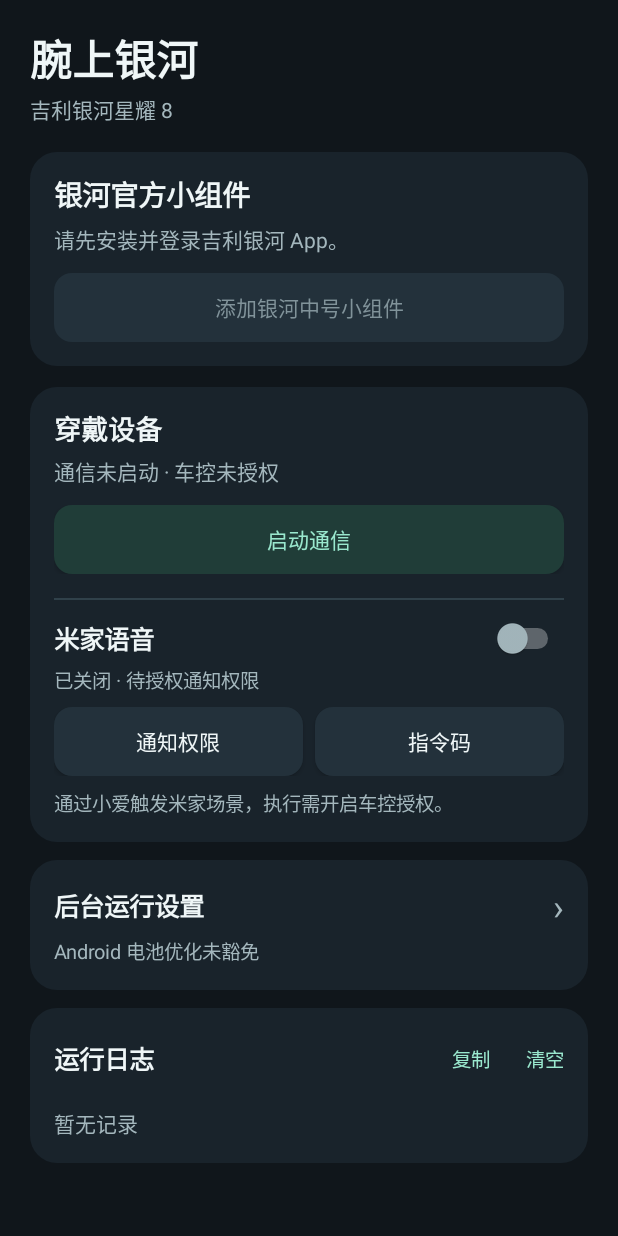
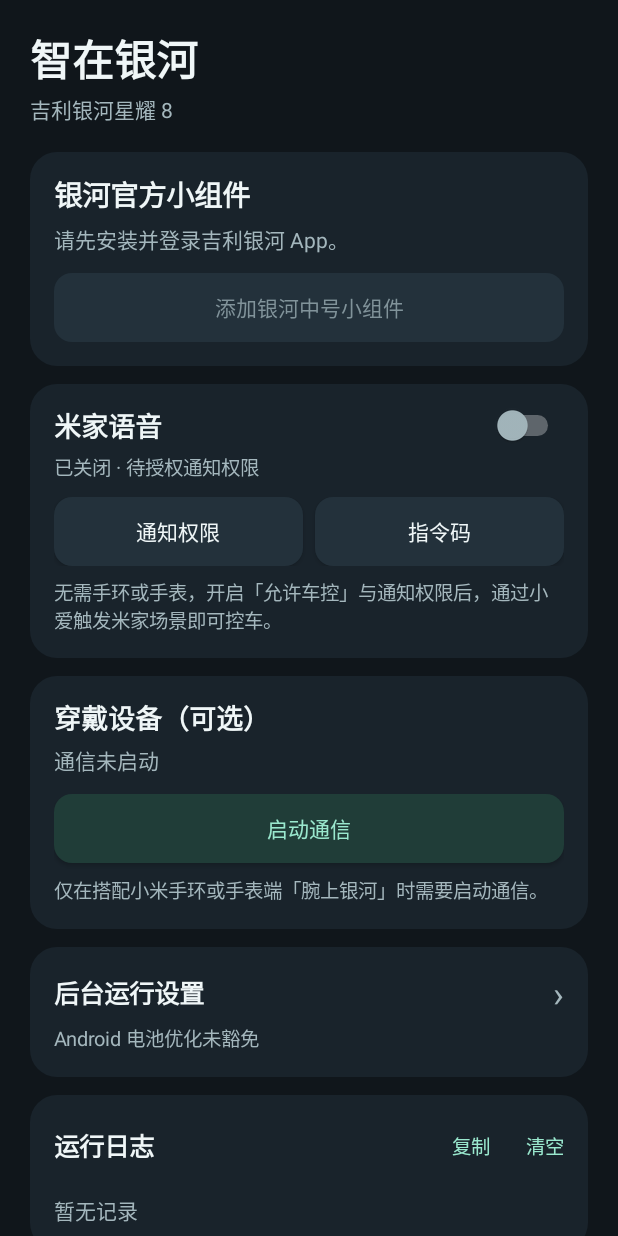
Before and after one commit to chashaobao/geely-band-control, an Android app: the screen it shows after launch (MainActivity), on a phone screen of 412 x 824 dp. Run offline under Robolectric (Android 15) with nearby library versions, the phone set to English and light mode, and no system bars; libraries missing offline, so code that uses them is left out: com.xiaomi.xms.

Commit message:
Rename phone app to 智在银河 and decouple car control & voice from wearable link (v0.1.27)

```diff
--- a/android/app/build.gradle
+++ b/android/app/build.gradle
@@ -18,8 +18,8 @@ android {
         applicationId 'com.garage.bandcontrol'
         minSdk 28
         targetSdk 35
-        versionCode 27
-        versionName '0.1.26'
+        versionCode 28
+        versionName '0.1.27'
     }
 
     signingConfigs {
--- a/android/app/src/main/java/com/garage/bandcontrol/BandService.java
+++ b/android/app/src/main/java/com/garage/bandcontrol/BandService.java
@@ -16,12 +16,11 @@ public final class BandService extends Service {
 
     @Override public int onStartCommand(Intent intent, int flags, int startId) {
         if (intent != null && STOP.equals(intent.getAction())) {
-            ((GarageApp) getApplication()).disarm();
             stopSelf();
             return START_NOT_STICKY;
         }
         NotificationManager manager = getSystemService(NotificationManager.class);
-        manager.createNotificationChannel(new NotificationChannel(CHANNEL, "手环通信", NotificationManager.IMPORTANCE_LOW));
+        manager.createNotificationChannel(new NotificationChannel(CHANNEL, "穿戴设备通信", NotificationManager.IMPORTANCE_LOW));
         int pendingFlags = PendingIntent.FLAG_IMMUTABLE | PendingIntent.FLAG_UPDATE_CURRENT;
         PendingIntent open = PendingIntent.getActivity(this, 0, new Intent(this, MainActivity.class), pendingFlags);
         PendingIntent stop = PendingIntent.getService(this, 0,
@@ -29,7 +28,7 @@ public final class BandService extends Service {
         Notification notice = new Notification.Builder(this, CHANNEL)
                 .setSmallIcon(R.drawable.ic_garage)
                 .setContentTitle(getString(R.string.app_name))
-                .setContentText("正在运行手机端手环通信")
+                .setContentText("正在运行穿戴设备通信")
                 .setContentIntent(open)
                 .setOngoing(true)
                 .addAction(new Notification.Action.Builder(Icon.createWithResource(this, R.drawable.ic_garage),
--- /dev/null
+++ b/android/app/src/main/java/com/garage/bandcontrol/ControlPolicy.java
@@ -0,0 +1,24 @@
+package com.garage.bandcontrol;
+
+/**
+ * Pure-Java policy rules decoupling vehicle control authorization and voice dispatch from wearable links.
+ */
+final class ControlPolicy {
+    private ControlPolicy() {}
+
+    static boolean canArm(boolean hasCard, boolean hasReadyControl) {
+        return hasCard && hasReadyControl;
+    }
+
+    static boolean shouldListenWidgets(boolean screenVisible, boolean wearServiceRunning,
+                                       boolean voiceEnabled, boolean armed) {
+        return screenVisible || wearServiceRunning || (voiceEnabled && armed);
+    }
+
+    static String liveControlNotice(String pauseMessage, boolean requireWearService,
+                                    boolean wearServiceRunning, boolean armed) {
+        if (pauseMessage != null && !pauseMessage.isEmpty()) return pauseMessage;
+        if (requireWearService && !wearServiceRunning) return "请先启动手机端穿戴通信";
+        return armed ? "" : "请在手机点击「允许车控」";
+    }
+}
--- a/android/app/src/main/java/com/garage/bandcontrol/MainActivity.java
+++ b/android/app/src/main/java/com/garage/bandcontrol/MainActivity.java
@@ -61,9 +61,11 @@ public final class MainActivity extends Activity {
     private FrameLayout widgetContainer;
     private LinearLayout setupPanel;
     private TextView setupStatus;
+    private TextView controlStatus;
     private TextView linkStatus;
     private LinearLayout logRows;
     private String renderedLogs = "";
+    private LinearLayout controlPanel;
     private TextView mappingStatus;
     private TextView batteryStatus;
     private TextView voiceStatus;
@@ -152,36 +154,25 @@ public final class MainActivity extends Activity {
         add(setupPanel, addWidget, 12);
         add(screen, setupPanel, 18);
 
-        LinearLayout bandPanel = panel();
-        LinearLayout bandHeader = row();
-        bandHeader.addView(text("穿戴设备", 18, INK, true), new LinearLayout.LayoutParams(0, -2, 1));
+        controlPanel = panel();
+        LinearLayout controlHeader = row();
+        controlHeader.addView(text("车控授权", 18, INK, true), new LinearLayout.LayoutParams(0, -2, 1));
         mappingStatus = text("", 13, MINT, true);
-        bandHeader.addView(mappingStatus);
-        add(bandPanel, bandHeader, 0);
+        controlHeader.addView(mappingStatus);
+        add(controlPanel, controlHeader, 0);
 
-        linkStatus = text("", 14, MUTED, false);
-        add(bandPanel, linkStatus, 4);
-        connection = button("启动通信", this::toggleService);
+        controlStatus = text("", 14, MUTED, false);
+        add(controlPanel, controlStatus, 4);
         liveControl = button("允许车控", this::toggleControl);
-        LinearLayout bandActions = row();
-        bandActions.addView(connection, new LinearLayout.LayoutParams(0, -2, 1));
-        LinearLayout.LayoutParams controlBounds = new LinearLayout.LayoutParams(0, -2, 1);
-        controlBounds.setMarginStart(dp(8));
-        bandActions.addView(liveControl, controlBounds);
-        add(bandPanel, bandActions, 12);
-        authorize = button("授权小米设备通信", () -> app.link.authorize());
-        add(bandPanel, authorize, 8);
-
+        add(controlPanel, liveControl, 12);
         phoneConfirmation = button("处理银河官方确认", this::showOfficialConfirmation);
         phoneConfirmation.setActivated(true);
-        add(bandPanel, phoneConfirmation, 8);
-        View divider = new View(this);
-        divider.setBackgroundColor(0xff30414a);
-        LinearLayout.LayoutParams dividerBounds = new LinearLayout.LayoutParams(-1, dp(1));
-        dividerBounds.setMargins(0, dp(16), 0, dp(12));
-        bandPanel.addView(divider, dividerBounds);
+        add(controlPanel, phoneConfirmation, 8);
+        add(screen, controlPanel, 14);
+
+        LinearLayout voicePanel = panel();
         LinearLayout voiceHeader = row();
-        voiceHeader.addView(text("米家语音", 17, INK, true), new LinearLayout.LayoutParams(0, -2, 1));
+        voiceHeader.addView(text("米家语音", 18, INK, true), new LinearLayout.LayoutParams(0, -2, 1));
         voiceToggle = new Switch(this);
         voiceToggle.setContentDescription("米家语音直控");
         voiceToggle.setThumbTintList(new ColorStateList(new int[][]{{android.R.attr.state_checked}, {}},
@@ -190,18 +181,29 @@ public final class MainActivity extends Activity {
             if (checked != app.voiceEnabled()) app.setVoiceEnabled(checked);
         });
         voiceHeader.addView(voiceToggle);
-        add(bandPanel, voiceHeader, 0);
+        add(voicePanel, voiceHeader, 0);
         voiceStatus = text("", 13, MUTED, false);
-        add(bandPanel, voiceStatus, 4);
+        add(voicePanel, voiceStatus, 4);
         LinearLayout voiceActions = row();
         voiceActions.addView(button("通知权限", this::openNotificationAccess), new LinearLayout.LayoutParams(0, -2, 1));
         LinearLayout.LayoutParams accessBounds = new LinearLayout.LayoutParams(0, -2, 1);
         accessBounds.setMarginStart(dp(8));
         voiceActions.addView(button("指令码", this::showVoiceCommands), accessBounds);
-        add(bandPanel, voiceActions, 8);
-        add(bandPanel, text("通过小爱触发米家场景，执行需开启车控授权。",
+        add(voicePanel, voiceActions, 10);
+        add(voicePanel, text("无需手环或手表，开启「允许车控」与通知权限后，通过小爱触发米家场景即可控车。",
                 13, MUTED, false), 8);
-        add(screen, bandPanel, 14);
+        add(screen, voicePanel, 12);
+
+        LinearLayout bandPanel = panel();
+        add(bandPanel, text("穿戴设备（可选）", 18, INK, true), 0);
+        linkStatus = text("", 14, MUTED, false);
+        add(bandPanel, linkStatus, 4);
+        connection = button("启动通信", this::toggleService);
+        add(bandPanel, connection, 12);
+        authorize = button("授权小米设备通信", () -> app.link.authorize());
+        add(bandPanel, authorize, 8);
+        add(bandPanel, text("仅在搭配小米手环或手表端「腕上银河」时需要启动通信。", 13, MUTED, false), 8);
+        add(screen, bandPanel, 12);
 
         LinearLayout backgroundPanel = panel();
         LinearLayout backgroundHeader = row();
@@ -243,7 +245,7 @@ public final class MainActivity extends Activity {
         showWidget(card);
         String link = app.link.status();
         String compact = WearDiagnostics.compactLinkStatus(link, app.hasService());
-        linkStatus.setText(compact + (app.isArmed() ? " · 车控已授权" : " · 车控未授权"));
+        linkStatus.setText(compact);
         connection.setText(app.hasService() ? "停止通信" : "启动通信");
         connection.setActivated(!app.hasService());
         boolean showAuthorize = app.link.canAuthorize() || app.link.isAuthorizing();
@@ -252,8 +254,7 @@ public final class MainActivity extends Activity {
         authorize.setText(app.link.isAuthorizing() ? "正在等待小米运动健康授权…" : "授权小米设备通信");
         updateLogs();
         updateVoiceControls();
-        mappingStatus.setVisibility(card == null ? View.GONE : View.VISIBLE);
-        liveControl.setVisibility(card == null ? View.GONE : View.VISIBLE);
+        controlPanel.setVisibility(card == null ? View.GONE : View.VISIBLE);
         if (card == null) {
             phoneConfirmation.setVisibility(View.GONE);
             boolean hasProvider = app.widgets.isProviderInstalled();
@@ -311,7 +312,7 @@ public final class MainActivity extends Activity {
             toast("无法访问剪贴板");
             return;
         }
-        clipboard.setPrimaryClip(ClipData.newPlainText("腕上银河诊断信息", app.exportDiagnostics()));
+        clipboard.setPrimaryClip(ClipData.newPlainText("智在银河诊断信息", app.exportDiagnostics()));
         toast("已复制诊断信息与日志");
     }
 
@@ -340,10 +341,13 @@ public final class MainActivity extends Activity {
 
     private void updateBandControls(Map<CarAction, GalaxyWidgets.Control> controls) {
         boolean armed = app.isArmed();
+        boolean hasReady = controls.values().stream().anyMatch(GalaxyWidgets.Control::ready);
         mappingStatus.setText("功能已同步 · " + controls.size() + "/" + WidgetTree.SLOTS.size());
+        controlStatus.setText(armed ? "车控已授权 · 可用米家语音或穿戴端控车"
+                : hasReady ? "车控未授权 · 点击下方允许后即可控车" : "请先刷新车况或点按上方预览卡片补标按钮");
         liveControl.setText(armed ? "关闭车控" : "允许车控");
         liveControl.setActivated(!armed);
-        liveControl.setEnabled(armed || (app.hasService() && controls.values().stream().anyMatch(GalaxyWidgets.Control::ready)));
+        liveControl.setEnabled(armed || hasReady);
         phoneConfirmation.setVisibility(app.phoneConfirmationCard() != null ? View.VISIBLE : View.GONE);
     }
 
@@ -374,10 +378,10 @@ public final class MainActivity extends Activity {
     private void showBatteryGuide() {
         new AlertDialog.Builder(this)
                 .setTitle("省电策略设置")
-                .setMessage("在「腕上银河」的应用信息中，打开「电池用量」或「省电策略」，选择「无限制」。"
+                .setMessage("在「智在银河」的应用信息中，打开「电池用量」或「省电策略」，选择「无限制」。"
                         + "如果系统提供的是「允许后台活动」，请开启它。"
-                        + "\n\n小米手机也可从「省电与电池 → 应用智能省电」为腕上银河选择「无限制」。"
-                        + "\n\n使用 Android 电池优化列表时，选中腕上银河并设为「不优化」。")
+                        + "\n\n小米手机也可从「省电与电池 → 应用智能省电」为智在银河选择「无限制」。"
+                        + "\n\n使用 Android 电池优化列表时，选中智在银河并设为「不优化」。")
                 .setNegativeButton("返回", null)
                 .setNeutralButton("电池优化列表", (dialog, which) -> openBatteryOptimizationSettings())
                 .setPositiveButton("打开应用信息", (dialog, which) -> openApplicationSettings())
@@ -387,7 +391,7 @@ public final class MainActivity extends Activity {
     private void showLockGuide() {
         new AlertDialog.Builder(this)
                 .setTitle("应用锁定引导")
-                .setMessage("打开最近任务，找到「腕上银河」。长按卡片或打开卡片菜单，选择「锁定」或锁形图标。"
+                .setMessage("打开最近任务，找到「智在银河」。长按卡片或打开卡片菜单，选择「锁定」或锁形图标。"
                         + "\n\n部分小米手机可在「手机管家 → 设置 → 优化加速 → 锁定任务」中开启。"
                         + "锁定后，一键清理时会保留这个任务。入口随手机系统而异。")
                 .setPositiveButton("知道了", null)
@@ -406,13 +410,12 @@ public final class MainActivity extends Activity {
         try {
             startActivity(new Intent(Settings.ACTION_APPLICATION_DETAILS_SETTINGS, Uri.fromParts("package", getPackageName(), null)));
         } catch (ActivityNotFoundException unavailable) {
-            toast("请在系统设置中搜索腕上银河");
+            toast("请在系统设置中搜索智在银河");
         }
     }
 
     private void toggleService() {
         if (app.hasService()) {
-            app.disarm();
             stopService(new Intent(this, BandService.class));
             return;
         }
@@ -456,10 +459,10 @@ public final class MainActivity extends Activity {
             return;
         }
         new AlertDialog.Builder(this)
-                .setTitle("允许穿戴端车控")
-                .setMessage("请确认当前卡片选中目标车辆，且映射按钮与银河小组件配置一致。穿戴端或语音指令将直接触发对应的银河官方按钮。"
+                .setTitle("允许车控")
+                .setMessage("请确认当前卡片选中目标车辆，且映射按钮与银河小组件配置一致。米家语音指令或穿戴端确认将直接触发对应的银河官方按钮。"
                         + "\n\n安全与免责提示：本工具为独立开源项目，与吉利汽车及小米无官方关联。远程控车存在通信与刷新延迟，车辆实际状态以吉利银河 App 为准；"
-                        + "请为手环或手表设置锁屏密码，离车或非本人佩戴时请及时关闭车控授权。")
+                        + "米家语音收到通知后将直接执行，请谨慎设置触发口令；如搭配穿戴设备使用，请开启锁屏密码，离车或非本人佩戴时及时关闭车控授权。")
                 .setNegativeButton("取消", null)
                 .setPositiveButton("已知晓并允许", (dialog, which) -> app.arm())
                 .show();
--- a/android/app/src/main/java/com/garage/bandcontrol/WearDiagnostics.java
+++ b/android/app/src/main/java/com/garage/bandcontrol/WearDiagnostics.java
@@ -94,7 +94,7 @@ final class WearDiagnostics {
             boolean authorizing,
             List<GarageApp.UiEvent> events) {
         StringBuilder out = new StringBuilder();
-        out.append("腕上银河诊断信息\n");
+        out.append("智在银河诊断信息\n");
         out.append("伴侣版本: ").append(appVersion).append('\n');
         out.append("系统: Android API ").append(sdkInt).append(" / ").append(deviceModel).append('\n');
         if (environmentSummary != null && !environmentSummary.isEmpty()) {
--- a/android/app/src/main/res/values/strings.xml
+++ b/android/app/src/main/res/values/strings.xml
@@ -1,4 +1,4 @@
 <?xml version="1.0" encoding="utf-8"?>
 <resources>
-    <string name="app_name">腕上银河</string>
+    <string name="app_name">智在银河</string>
 </resources>
```
Also changed, not shown: android/app/src/main/java/com/garage/bandcontrol/GarageApp.java (+36 -18 lines), 4 other files.
